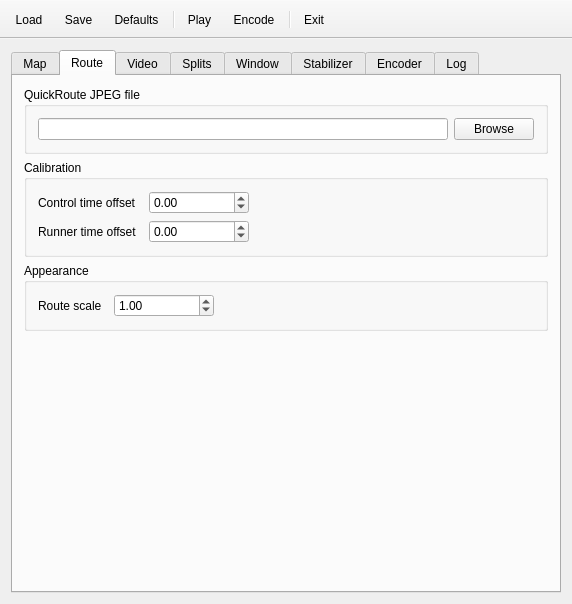
mikoro/orientview, file src/MainWindow.ui: the form before one commit.
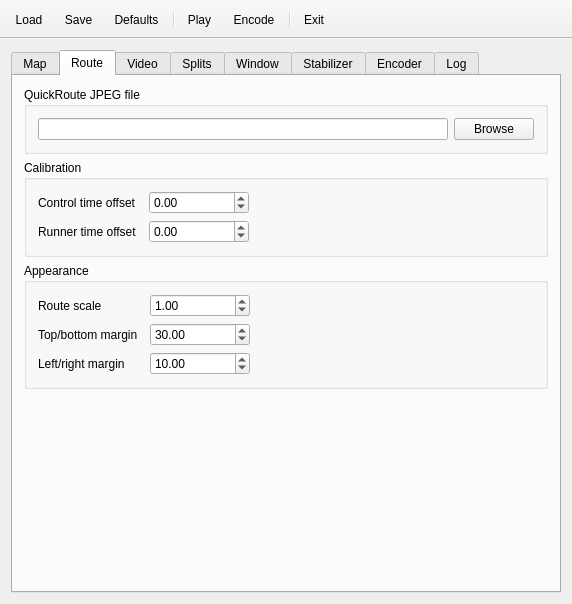
The form after the commit. The open tabs and pages were chosen to show the change. Icons and pictures are not drawn.

Patch:
```diff
--- a/src/MainWindow.ui
+++ b/src/MainWindow.ui
@@ -669,6 +669,130 @@
              </property>
             </widget>
            </item>
+           <item row="1" column="0">
+            <widget class="QLabel" name="label_43">
+             <property name="sizePolicy">
+              <sizepolicy hsizetype="Preferred" vsizetype="Preferred">
+               <horstretch>0</horstretch>
+               <verstretch>0</verstretch>
+              </sizepolicy>
+             </property>
+             <property name="minimumSize">
+              <size>
+               <width>0</width>
+               <height>0</height>
+              </size>
+             </property>
+             <property name="maximumSize">
+              <size>
+               <width>16777215</width>
+               <height>16777215</height>
+              </size>
+             </property>
+             <property name="text">
+              <string>Top/bottom margin</string>
+             </property>
+            </widget>
+           </item>
+           <item row="2" column="0">
+            <widget class="QLabel" name="label_44">
+             <property name="sizePolicy">
+              <sizepolicy hsizetype="Preferred" vsizetype="Preferred">
+               <horstretch>0</horstretch>
+               <verstretch>0</verstretch>
+              </sizepolicy>
+             </property>
+             <property name="minimumSize">
+              <size>
+               <width>0</width>
+               <height>0</height>
+              </size>
+             </property>
+             <property name="maximumSize">
+              <size>
+               <width>16777215</width>
+               <height>16777215</height>
+              </size>
+             </property>
+             <property name="text">
+              <string>Left/right margin</string>
+             </property>
+            </widget>
+           </item>
+           <item row="1" column="1">
+            <widget class="QDoubleSpinBox" name="doubleSpinBoxRouteTopBottomMargin">
+             <property name="sizePolicy">
+              <sizepolicy hsizetype="Preferred" vsizetype="Fixed">
+               <horstretch>0</horstretch>
+               <verstretch>0</verstretch>
+              </sizepolicy>
+             </property>
+             <property name="minimumSize">
+              <size>
+               <width>100</width>
+               <height>0</height>
+              </size>
+             </property>
+             <property name="maximumSize">
+              <size>
+               <width>100</width>
+               <height>16777215</height>
+              </size>
+             </property>
+             <property name="toolTip">
+              <string>How much to leave margin at the top and bottom</string>
+             </property>
+             <property name="minimum">
+              <double>0.000000000000000</double>
+             </property>
+             <property name="maximum">
+              <double>99999.000000000000000</double>
+             </property>
+             <property name="singleStep">
+              <double>1.000000000000000</double>
+             </property>
+             <property name="value">
+              <double>30.000000000000000</double>
+             </property>
+            </widget>
+           </item>
+           <item row="2" column="1">
+            <widget class="QDoubleSpinBox" name="doubleSpinBoxRouteLeftRightMargin">
+             <property name="sizePolicy">
+              <sizepolicy hsizetype="Preferred" vsizetype="Fixed">
+               <horstretch>0</horstretch>
+               <verstretch>0</verstretch>
+              </sizepolicy>
+             </property>
+             <property name="minimumSize">
+              <size>
+               <width>100</width>
+               <height>0</height>
+              </size>
+             </property>
+             <property name="maximumSize">
+              <size>
+               <width>100</width>
+               <height>16777215</height>
+              </size>
+             </property>
+             <property name="toolTip">
+              <string>How much to leave margin at the left and right sides</string>
+             </property>
+             <property name="minimum">
+              <double>0.000000000000000</double>
+             </property>
+             <property name="maximum">
+              <double>99999.000000000000000</double>
+             </property>
+             <property name="singleStep">
+              <double>1.000000000000000</double>
+             </property>
+             <property name="value">
+              <double>10.000000000000000</double>
+             </property>
+            </widget>
+           </item>
           </layout>
          </widget>
         </item>
```
Left out of the diff: 68 changed lines with no effect on the pictures.
